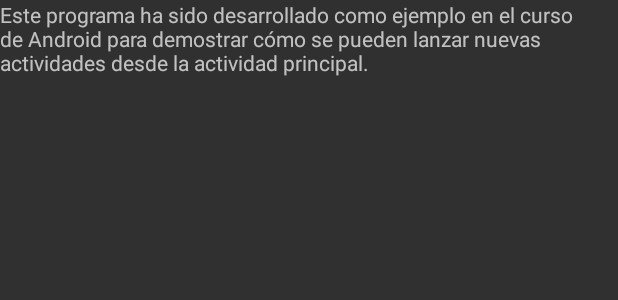
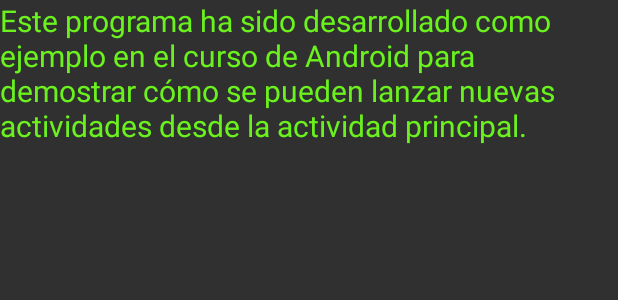
Before and after one commit to Sangar4/Asteroides, an Android app: the layout acercade.xml on its own in the app's theme, with its tools: preview values and no code run, on a phone screen of 412 x 824 dp. Shown: the top 300 px of the screen. Run offline under Robolectric (Android 15) with nearby library versions, the phone set to English and light mode, and no system bars.

```diff
--- a/app/src/main/res/layout/acercade.xml
+++ b/app/src/main/res/layout/acercade.xml
@@ -1,8 +1,16 @@
 <?xml version="1.0" encoding="utf-8"?>
+<LinearLayout xmlns:android="http://schemas.android.com/apk/res/android"
+    xmlns:tools="http://schemas.android.com/tools"
+    android:layout_height="wrap_content"
+    android:layout_width="wrap_content"
+    >
 <TextView
     xmlns:android="http://schemas.android.com/apk/res/android"
     android:id="@+id/TextView01"
     android:layout_width="wrap_content"
     android:layout_height="wrap_content"
+    android:textSize="20sp"
+    android:textColor="#ff6bf21e"
     android:text="Este programa ha sido desarrollado como ejemplo en el curso de Android para demostrar cómo se pueden lanzar nuevas actividades desde la actividad principal.">
 </TextView>
+</LinearLayout>
```
Also changed, not shown: app/src/main/AndroidManifest.xml (+7 -1 lines), 1 other file.
